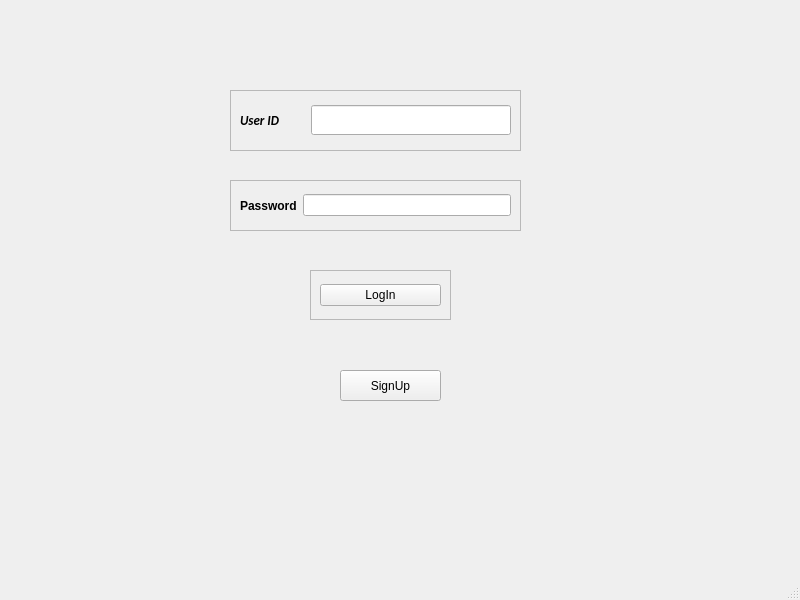
Above: mainwindow.ui from GANESHKADAM3242/Qt before the change. Below: the same form after it.
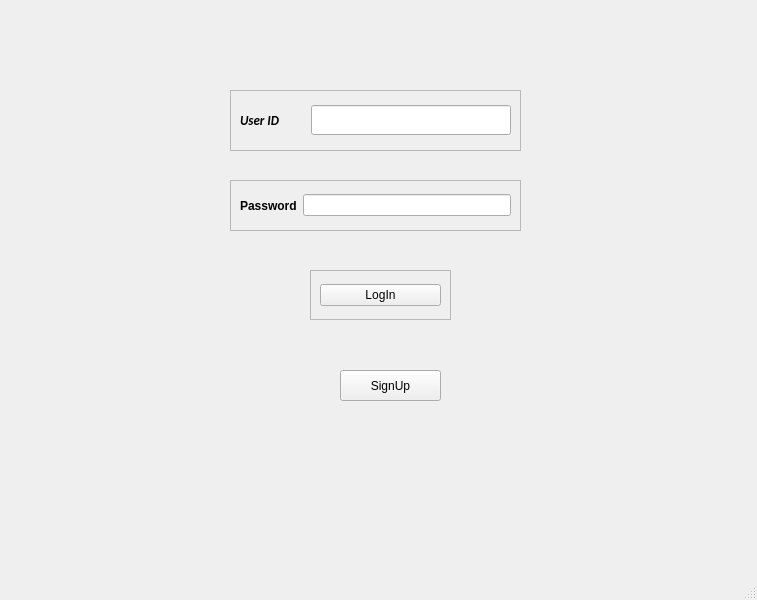
That is the form after the change.

The edit to the form file:
```diff
--- a/mainwindow.ui
+++ b/mainwindow.ui
@@ -6,7 +6,7 @@
    <rect>
     <x>0</x>
     <y>0</y>
-    <width>800</width>
+    <width>757</width>
     <height>600</height>
    </rect>
   </property>
```
Left out of the diff: 2 changed lines with no effect on the pictures.
